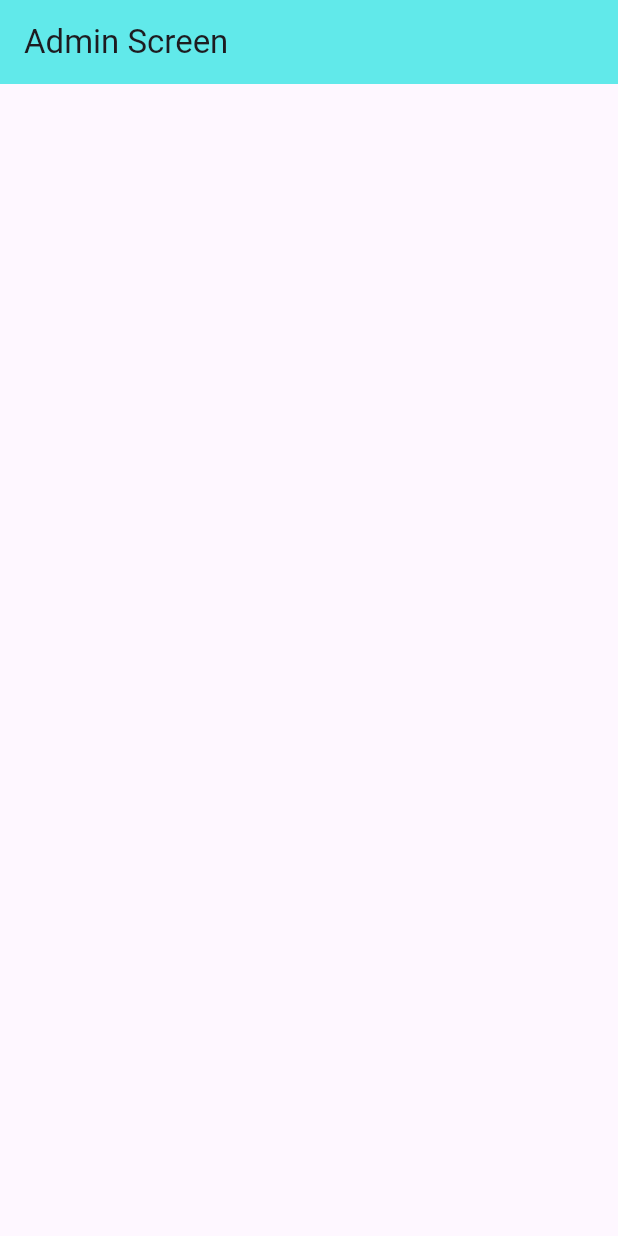
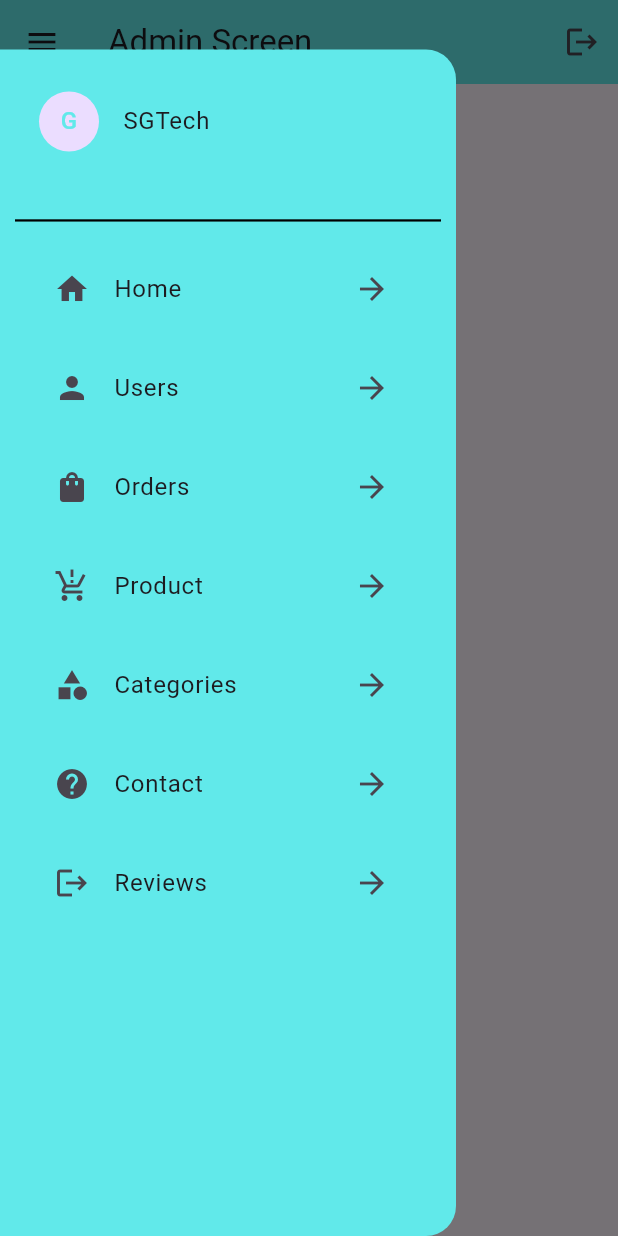
Before and after one commit to Guptashubham789/BheemKiranaStrore, a Flutter app: the AdminMainScreen screen opened directly, with the side drawer open (before the commit the screen has no drawer), on a phone screen of 412 x 824 dp. Run offline on Flutter 3.47's test engine with Material 3 defaults, Android fonts, the phone set to English and light mode, and no system bars; our stand-ins replace cached_network_image, carousel_slider, cloud_firestore, firebase_auth, firebase_core, firebase_messaging and 6 more; missing offline and left inert: image_card; accounts and stored records are empty.

Commit message:
first commit

```diff
--- a/lib/main.dart
+++ b/lib/main.dart
@@ -1,5 +1,6 @@
 import 'package:firebase_core/firebase_core.dart';
 import 'package:flutter/material.dart';
+import 'package:flutter/services.dart';
 import 'package:flutter_easyloading/flutter_easyloading.dart';
 import 'package:get/get.dart';
 
@@ -14,6 +15,11 @@ void main() async{
   await Firebase.initializeApp(
     options: DefaultFirebaseOptions.currentPlatform,
   );
+  SystemChrome.setPreferredOrientations(
+      [DeviceOrientation.portraitUp])
+      .then((_) => runApp(const MyApp()),
+  );
+
   runApp(const MyApp());
 }
 
--- a/lib/screens/admin-panel/admin-main-screen.dart
+++ b/lib/screens/admin-panel/admin-main-screen.dart
@@ -1,4 +1,8 @@
 import 'package:flutter/material.dart';
+import 'package:get/get.dart';
+import 'package:get/get_core/src/get_main.dart';
+import 'package:groceryapp/screens/admin-panel/widget/admin-drawer-widget.dart';
+import 'package:groceryapp/screens/auth-ui/welcome-screen.dart';
 import 'package:groceryapp/utils/app-constant.dart';
 class AdminMainScreen extends StatefulWidget {
   const AdminMainScreen({super.key});
@@ -14,7 +18,13 @@ class _AdminMainScreenState extends State<AdminMainScreen> {
       appBar: AppBar(
         title: Text("Admin Screen"),
         backgroundColor: AppConstant.appMainColor,
+        actions: [
+          IconButton(onPressed: (){
+            Get.to(()=>WelcomeScreen());
+          }, icon: Icon(Icons.logout))
+        ],
       ),
+      drawer: AdminDrawerWidget(),
     );
   }
 }
--- /dev/null
+++ b/lib/screens/admin-panel/widget/admin-drawer-widget.dart
@@ -0,0 +1,130 @@
+import 'package:flutter/material.dart';
+import 'package:get/get.dart';
+import 'package:get/get_core/src/get_main.dart';
+import 'package:groceryapp/screens/admin-panel/view/orders/all-user-orders-screen.dart';
+
+import '../../../utils/app-constant.dart';
+import '../../user-panel/all-orders-screen.dart';
+import '../view/all-users-screen.dart';
+
+
+
+class AdminDrawerWidget extends StatefulWidget {
+  const AdminDrawerWidget({super.key});
+
+  @override
+  State<AdminDrawerWidget> createState() => _AdminDrawerWidgetState();
+}
+
+class _AdminDrawerWidgetState extends State<AdminDrawerWidget> {
+
+  @override
+  Widget build(BuildContext context) {
+    return Padding(padding: EdgeInsets.only(top: Get.height/25),
+      child: Drawer(
+        shape: RoundedRectangleBorder(
+            borderRadius: BorderRadius.only(topRight: Radius.circular(20.0),
+                bottomRight: Radius.circular(20.0))
+        ),
+
+        child: Wrap(
+          runSpacing: 10,
+          children: [
+            Padding(
+              padding: const EdgeInsets.symmetric(horizontal: 10.0,vertical: 20.0),
+              child: ListTile(
+                titleAlignment: ListTileTitleAlignment.center,
+                title: Text("SGTech"),
+                leading: CircleAvatar(
+                  child: Text("G",style: TextStyle(color: AppConstant.appMainColor),),
+                ),
+
+              ),
+            ),
+            Divider(
+              indent: 10.0,
+              endIndent: 10.0,
+              thickness: 1.5,
+              color: AppConstant.appTextColor,
+            ),
+            Padding(
+              padding: const EdgeInsets.symmetric(horizontal: 20.0),
+              child: ListTile(
+                titleAlignment: ListTileTitleAlignment.center,
+                title: Text("Home"),
+                leading: Icon(Icons.home),
+                trailing: Icon(Icons.arrow_forward),
+              ),
+            ),
+            Padding(
+              padding: const EdgeInsets.symmetric(horizontal: 20.0),
+              child: ListTile(
+                onTap: (){
+                  Get.to(()=>AllUsersScreen());
+                },
+                titleAlignment: ListTileTitleAlignment.center,
+                title: Text("Users"),
+                leading: Icon(Icons.person),
+                trailing: Icon(Icons.arrow_forward),
+              ),
+            ),
+            Padding(
+              padding: const EdgeInsets.symmetric(horizontal: 20.0),
+              child: ListTile(
+                onTap: (){
+                  Get.to(()=>AllUserOrdersScreen());
+                },
+                titleAlignment: ListTileTitleAlignment.center,
+                title: Text("Orders"),
+                leading: Icon(Icons.shopping_bag),
+                trailing: Icon(Icons.arrow_forward),
+              ),
+            ),
+
+            Padding(
+              padding: const EdgeInsets.symmetric(horizontal: 20.0),
+              child: ListTile(
+                titleAlignment: ListTileTitleAlignment.center,
+                title: Text("Product"),
+                leading: Icon(Icons.production_quantity_limits),
+                trailing: Icon(Icons.arrow_forward),
+              ),
+            ),
+            Padding(
+              padding: const EdgeInsets.symmetric(horizontal: 20.0),
+              child: ListTile(
+                titleAlignment: ListTileTitleAlignment.center,
+                title: Text("Categories"),
+                leading: Icon(Icons.category),
+                trailing: Icon(Icons.arrow_forward),
+              ),
+            ),
+            Padding(
+              padding: const EdgeInsets.symmetric(horizontal: 20.0),
+              child: ListTile(
+
+                titleAlignment: ListTileTitleAlignment.center,
+                title: Text("Contact"),
+                leading: Icon(Icons.help),
+                trailing: Icon(Icons.arrow_forward),
+              ),
+            ),
+            Padding(
+              padding: const EdgeInsets.symmetric(horizontal: 20.0),
+              child: ListTile(
+                onTap: () {
+
+                },
+                titleAlignment: ListTileTitleAlignment.center,
+                title: Text("Reviews"),
+                leading: Icon(Icons.logout),
+                trailing: Icon(Icons.arrow_forward),
+              ),
+            ),
+          ],
+        ),
+        backgroundColor: AppConstant.appMainColor,
+      ),
+    );
+  }
+}
```
Also changed, not shown: lib/screens/admin-panel/controllers/get-all-user-length-controller.dart (added, +28 -0 lines), lib/screens/admin-panel/view/all-users-screen.dart (added, +108 -0 lines), lib/screens/admin-panel/view/orders/all-user-orders-screen.dart (added, +95 -0 lines), lib/screens/admin-panel/view/orders/check-single-order-screen.dart (added, +98 -0 lines), lib/screens/admin-panel/view/orders/specific-user-orders.dart (added, +123 -0 lines).
